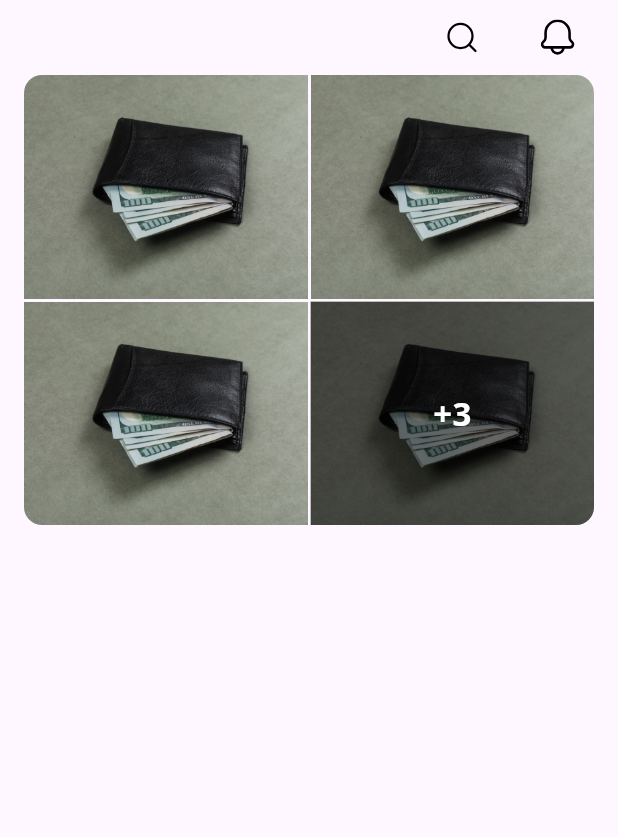
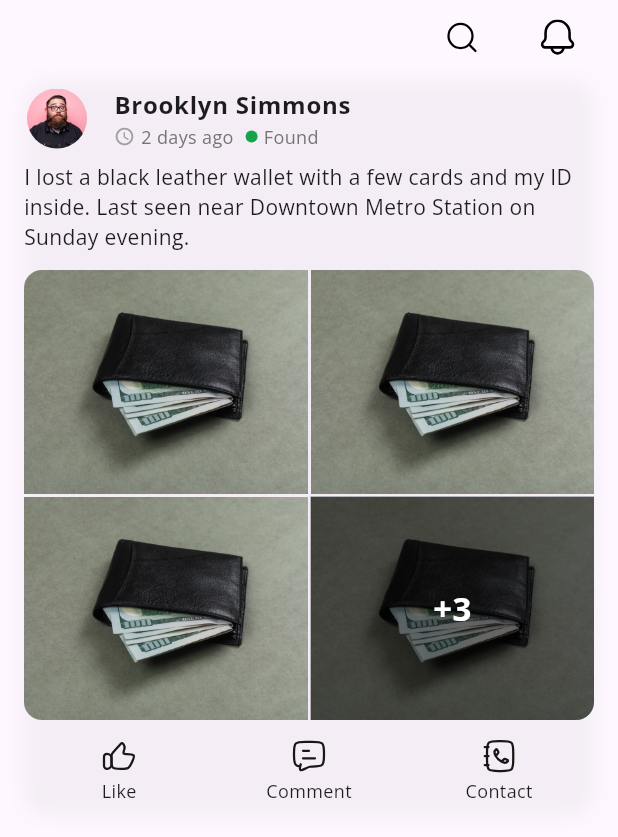
Before and after one commit to mariomario007744-droid/wajed, a Flutter app: the HomeView screen opened by its route, on a phone screen of 412 x 824 dp. Shown: the top 837 px of the screen. Run offline on Flutter 3.47's test engine with Material 3 defaults, Android fonts, the phone set to English and light mode, and no system bars; our stand-ins replace flutter_svg, go_router, icons_plus, pinput.

Commit message:
complete found post card

```diff
--- a/lib/core/utils/assets.dart
+++ b/lib/core/utils/assets.dart
@@ -7,4 +7,7 @@ abstract class AssetsData {
   static const String mapsSearchIcon = 'assets/images/maps-search.svg';
   static const String notificationsIcon = 'assets/images/svgviewer-output.svg';
   static const String searchIcon = 'assets/images/search-01.svg';
+  static const String contactIcon = 'assets/images/contact-02.svg';
+  static const String commentIcon = 'assets/images/comment-01.svg';
+  static const String likeIcon = 'assets/images/thumbs-up.svg';
 }
--- /dev/null
+++ b/lib/core/widgets/posts/found_post_card/found_post_card.dart
@@ -0,0 +1,53 @@
+import 'package:flutter/material.dart';
+import 'package:wajed/core/widgets/posts/found_post_card/widgets/header_section.dart';
+import 'package:wajed/core/widgets/posts/shared_components/images_container.dart';
+import 'package:wajed/core/widgets/posts/shared_components/post_action_buttons.dart';
+import 'package:wajed/core/widgets/posts/shared_components/post_description.dart';
+
+class FoundPostCard extends StatelessWidget {
+  final String userName = "Brooklyn Simmons";
+  final String avatar =
+      'assets/images/6140fad6d9bdd7f9a2e23fb608060567b7c77a06.png';
+  final String timeAgo = '2 days ago';
+  final String description =
+      'I lost a black leather wallet with a few cards and my ID inside. Last seen near Downtown Metro Station on Sunday evening.';
+  final String? rewardAmount =
+      ' MARIO'; // اختياري: يمرر فقط في حالة Lost إذا وجد
+  final List<String> images = [
+    'assets/images/63a91105f3feec0fc46a90b24284bccb93613803.png',
+    'assets/images/63a91105f3feec0fc46a90b24284bccb93613803.png',
+    'assets/images/63a91105f3feec0fc46a90b24284bccb93613803.png',
+    'assets/images/63a91105f3feec0fc46a90b24284bccb93613803.png',
+    'assets/images/63a91105f3feec0fc46a90b24284bccb93613803.png',
+    'assets/images/63a91105f3feec0fc46a90b24284bccb93613803.png',
+    'assets/images/63a91105f3feec0fc46a90b24284bccb93613803.png',
+  ];
+  final int count = 7;
+
+  @override
+  Widget build(BuildContext context) {
+    return Container(
+      decoration: BoxDecoration(
+        borderRadius: BorderRadius.circular(16),
+        boxShadow: [
+          BoxShadow(
+            color: Colors.black.withValues(alpha: 0.04),
+            blurRadius: 10,
+            offset: const Offset(0, 4),
+          ),
+        ],
+      ),
+      child: Column(
+        children: [
+          HeaderSection(avatar: avatar, userName: userName, timeAgo: timeAgo),
+
+          PostDescription(description: description),
+          const SizedBox(height: 12),
+          ImagesContainer(images: images, count: count),
+          const SizedBox(height: 8,),
+          PostActionButtons(),
+        ],
+      ),
+    );
+  }
+}
--- /dev/null
+++ b/lib/core/widgets/posts/found_post_card/widgets/header_section.dart
@@ -0,0 +1,55 @@
+import 'package:flutter/material.dart';
+import 'package:wajed/core/utils/text_style.dart';
+
+class HeaderSection extends StatelessWidget {
+  const HeaderSection({
+    super.key,
+    required this.avatar,
+    required this.userName,
+    required this.timeAgo,
+  });
+
+  final String avatar;
+  final String userName;
+  final String timeAgo;
+
+  @override
+  Widget build(BuildContext context) {
+    return ListTile(
+      visualDensity: VisualDensity(
+        vertical: -4
+      ),
+      contentPadding: EdgeInsets.zero,
+      leading: CircleAvatar(
+        radius: 22,
+        backgroundImage: AssetImage(avatar),
+        backgroundColor: Colors.grey[200],
+      ),
+      title: Text(userName, style: Styles.fontSize16),
+      subtitle: Row(
+        children: [
+          Icon(Icons.access_time_rounded, size: 14, color: Colors.grey[500]),
+          const SizedBox(width: 4),
+          Text(
+            timeAgo,
+            style: Styles.fontSize12.copyWith(color: Colors.grey[600]),
+          ),
+          const SizedBox(width: 8),
+          Container(
+            width: 8,
+            height: 8,
+            decoration: BoxDecoration(
+              color: Color(0xFF16A34A),
+              shape: BoxShape.circle,
+            ),
+          ),
+          const SizedBox(width: 4),
+          Text(
+            'Found',
+            style: Styles.fontSize12.copyWith(color: Colors.grey[600]),
+          ),
+        ],
+      ),
+    );
+  }
+}
--- /dev/null
+++ b/lib/core/widgets/posts/shared_components/action_button.dart
@@ -0,0 +1,36 @@
+import 'package:flutter/material.dart';
+import 'package:flutter_svg/svg.dart';
+import 'package:wajed/core/utils/text_style.dart';
+
+class ActionButton extends StatelessWidget {
+  ActionButton({
+    super.key,
+    required this.onTap,
+    required this.icon,
+    required this.label,
+  });
+  final String icon;
+  final String label;
+  final void Function() onTap;
+  @override
+  Widget build(BuildContext context) {
+    return InkWell(
+      onTap: onTap,
+      borderRadius: BorderRadius.circular(8),
+      child: Padding(
+        padding: const EdgeInsets.symmetric(horizontal: 8, vertical: 4),
+        child: Column(
+          mainAxisSize: MainAxisSize.min,
+          children: [
+            SvgPicture.asset(icon),
+            const SizedBox(height: 2),
+            Text(
+              label,
+              style: Styles.fontSize12,
+            ),
+          ],
+        ),
+      ),
+    );
+  }
+}
--- /dev/null
+++ b/lib/core/widgets/posts/shared_components/post_action_buttons.dart
@@ -0,0 +1,38 @@
+import 'package:flutter/material.dart';
+import 'package:wajed/core/utils/assets.dart';
+import 'package:wajed/core/widgets/posts/shared_components/action_button.dart';
+
+class PostActionButtons extends StatelessWidget {
+  const PostActionButtons({
+    super.key,
+  });
+
+  @override
+  Widget build(BuildContext context) {
+    return Row(
+      children: [
+        Expanded(
+          child: ActionButton(
+            icon: AssetsData.likeIcon,
+            label: 'Like',
+            onTap: () {},
+          ),
+        ),
+        Expanded(
+          child: ActionButton(
+            icon: AssetsData.commentIcon,
+            label: 'Comment',
+            onTap: () {},
+          ),
+        ),
+        Expanded(
+          child: ActionButton(
+            icon: AssetsData.contactIcon,
+            label: 'Contact',
+            onTap: () {},
+          ),
+        ),
+      ],
+    );
+  }
+}
--- /dev/null
+++ b/lib/core/widgets/posts/shared_components/post_description.dart
@@ -0,0 +1,18 @@
+import 'package:flutter/material.dart';
+import 'package:wajed/core/utils/text_style.dart';
+
+class PostDescription extends StatelessWidget {
+  const PostDescription({required this.description});
+
+  final String description;
+
+  @override
+  Widget build(BuildContext context) {
+    return Text(
+            description,
+            style: Styles.fontSize14.copyWith(
+              fontWeight: FontWeight.w400,
+            ),
+          );
+  }
+}
--- a/lib/features/home/presentation/views/home_view.dart
+++ b/lib/features/home/presentation/views/home_view.dart
@@ -1,5 +1,5 @@
 import 'package:flutter/material.dart';
-import 'package:wajed/core/widgets/posts/shared_components/images_container.dart';
+import 'package:wajed/core/widgets/posts/found_post_card/found_post_card.dart';
 import 'package:wajed/features/home/presentation/views/widget/home_app_bar.dart';
 
 class HomeView extends StatelessWidget {
@@ -16,18 +16,7 @@ class HomeView extends StatelessWidget {
           child: Column(
             children: [
               SizedBox(height: 50, child: HomeAppBar()),
-              ImagesContainer(
-                images: [
-                  'assets/images/63a91105f3feec0fc46a90b24284bccb93613803.png',
-                  'assets/images/63a91105f3feec0fc46a90b24284bccb93613803.png',
-                  'assets/images/63a91105f3feec0fc46a90b24284bccb93613803.png',
-                  'assets/images/63a91105f3feec0fc46a90b24284bccb93613803.png',
-                  'assets/images/63a91105f3feec0fc46a90b24284bccb93613803.png',
-                  'assets/images/63a91105f3feec0fc46a90b24284bccb93613803.png',
-                  'assets/images/63a91105f3feec0fc46a90b24284bccb93613803.png',
-                ],
-                count: 7,
-              ),
+              FoundPostCard(),
             ],
           ),
         ),
```
Also changed, not shown: assets/images/6140fad6d9bdd7f9a2e23fb608060567b7c77a06.png (added), assets/images/comment-01.svg (added), assets/images/contact-02.svg (added), assets/images/thumbs-up.svg (added).
